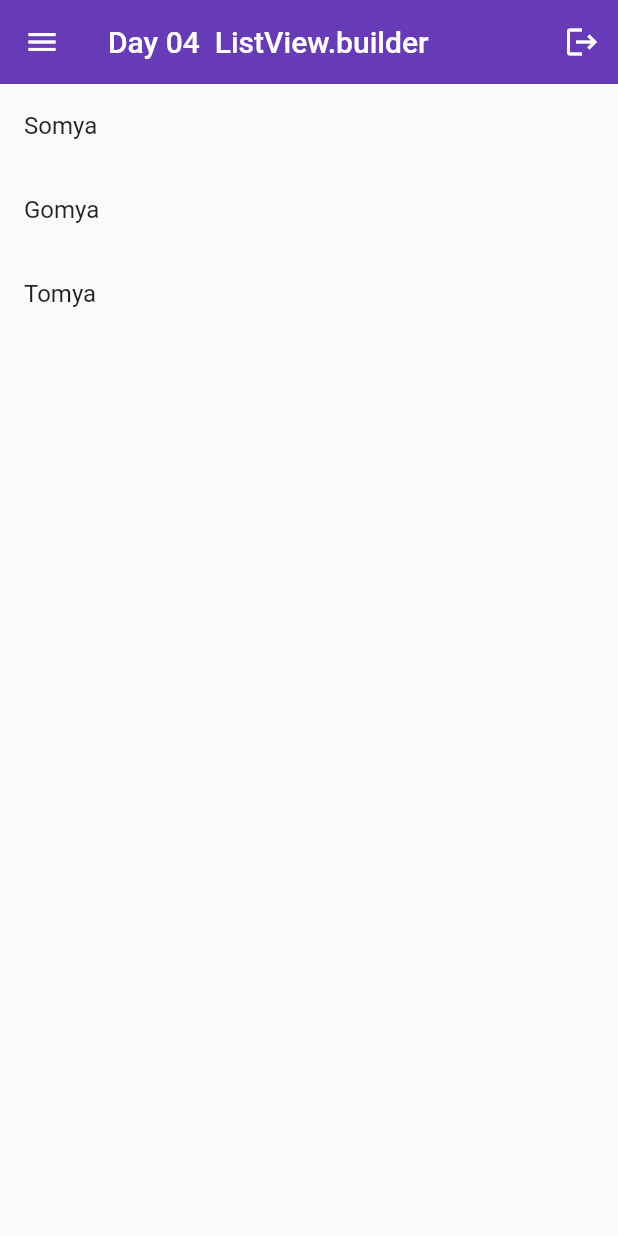
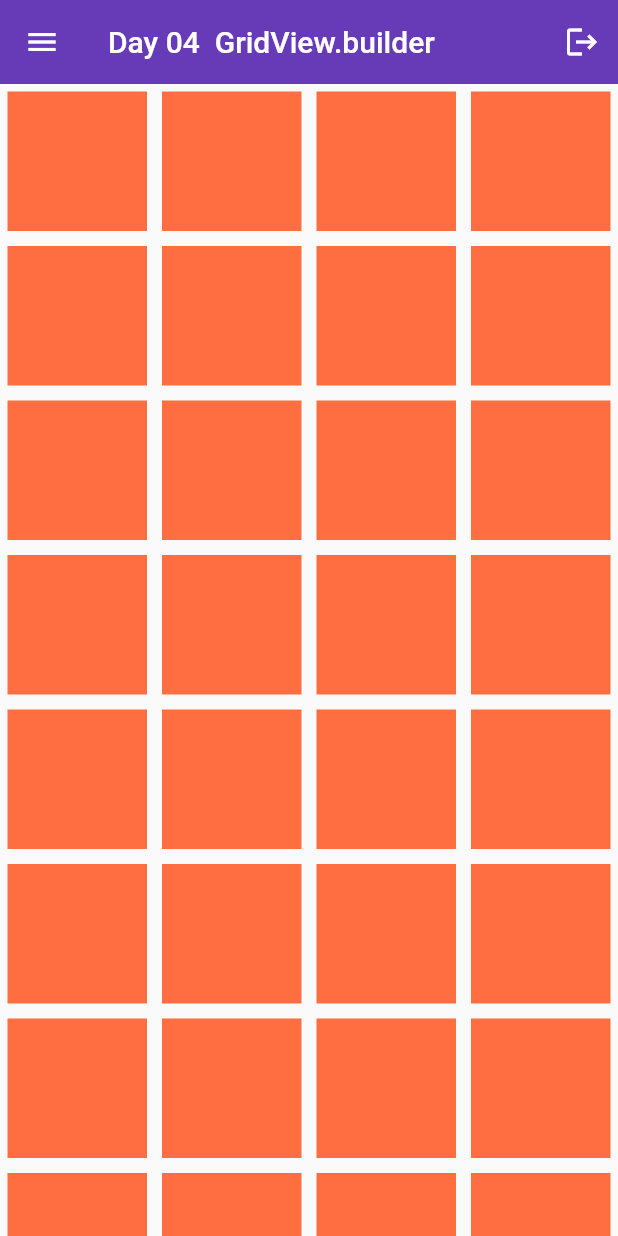
Before and after one commit to Pradhyumna1986/FlutterProjects, a Flutter app: the screen it shows after launch, on a phone screen of 412 x 824 dp. Run offline on Flutter 3.47's test engine with Material 2 defaults, Android fonts, the phone set to English and light mode, and no system bars.

Commit message:
GridView

```diff
--- a/lib/main.dart
+++ b/lib/main.dart
@@ -1,4 +1,5 @@
 import 'package:flutter/material.dart';
+import 'package:flutter/rendering.dart';
 
 void main() {
   runApp(MyApp());
@@ -17,7 +18,7 @@ class MyApp extends StatelessWidget {
       home: Scaffold(
         //backgroundColor: Colors.deepPurple[100],
         appBar: AppBar(
-          title: const Text('Day 04  ListView.builder'),
+          title: const Text('Day 04  GridView.builder'),
           backgroundColor: Colors.deepPurple,
           elevation: 0,
           leading: const Icon(Icons.menu),
@@ -28,13 +29,14 @@ class MyApp extends StatelessWidget {
             ),
           ],
         ),
-        body: ListView.builder(
-          //EdgeInsetsGeometry:Padding( padding: 20)
-          itemCount: name.length,
-          itemBuilder: (context, index) => ListTile(
-            title: Text(name[index].toString()),
-          ),
-        ),
+        body: GridView.builder(
+            itemCount: 64,
+            gridDelegate: const SliverGridDelegateWithFixedCrossAxisCount(
+                crossAxisCount: 4),
+            itemBuilder: (context, index) => Container(
+                  color: Colors.deepOrangeAccent,
+                  margin: const EdgeInsets.all(5),
+                )),
       ),
     );
   }
```
